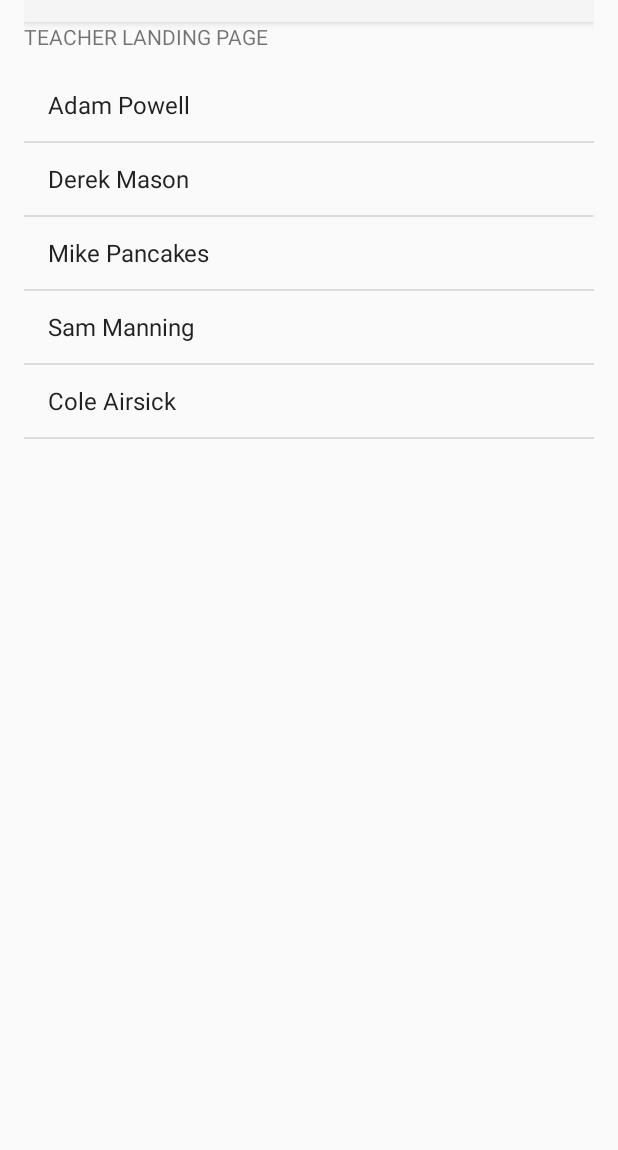
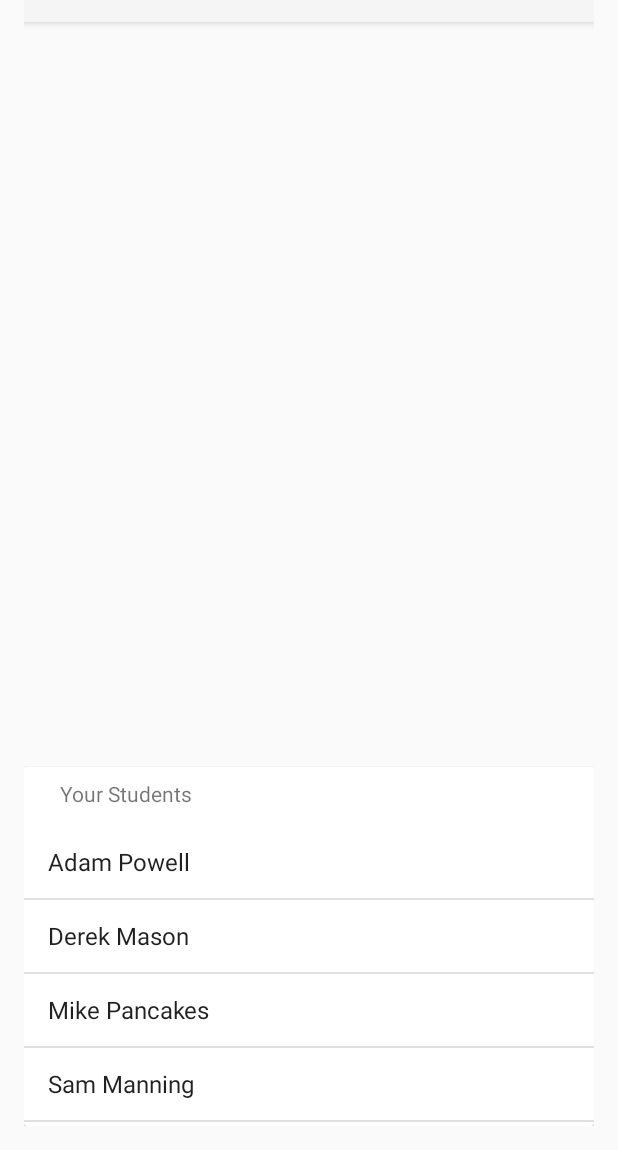
Before and after one commit to ajpowell021/driversed, an Android app: the screen it shows after launch once a user with an empty profile is signed in (TeacherLanding), on a phone screen of 412 x 824 dp, the part 86-1236 px from its top. Run offline under Robolectric (Android 15) with nearby library versions, the phone set to English and light mode, and no system bars; our stand-ins replace Firebase (no records; nobody signed in at launch, a user with empty details on screens opened directly).

Commit message:
Add scrollable listview to teacher landing.

```diff
--- a/app/src/main/res/layout/activity_teacher_landing.xml
+++ b/app/src/main/res/layout/activity_teacher_landing.xml
@@ -20,21 +20,42 @@
         android:theme="@style/ThemeOverlay.AppCompat.ActionBar"
         app:popupTheme="@style/ThemeOverlay.AppCompat.Light"/>
 
+    <LinearLayout
+        android:layout_width="match_parent"
+        android:layout_height="match_parent"
+        android:orientation="vertical"
+        android:gravity="bottom"
+        >
+
+        <android.support.v7.widget.CardView
+               android:layout_width="match_parent"
+               android:layout_height="wrap_content">
+
+            <LinearLayout
+                android:layout_width="match_parent"
+                android:layout_height="match_parent"
+                android:orientation="vertical">
+
                 <TextView
                     android:id="@+id/teacherLandingText"
                     android:layout_width="wrap_content"
                     android:layout_height="wrap_content"
-        android:text="TEACHER LANDING PAGE"
-        android:layout_below="@+id/main_toolbar"
+                    android:text="@string/student_name_list_header"
+                    android:layout_marginTop="8dp"
+                    android:layout_marginLeft="24dp"
                     />
-
 
                 <ListView
                     android:id="@+id/studentListView"
                     android:layout_width="match_parent"
-        android:layout_height="match_parent"
-        android:layout_below="@+id/teacherLandingText"
-        android:layout_marginTop="12dp" />
+                    android:layout_height="200dp"
+                    android:layout_marginTop="12dp"
+                    />
 
+            </LinearLayout>
+
+        </android.support.v7.widget.CardView>
+
+    </LinearLayout>
 
 </RelativeLayout>
--- a/app/src/main/res/values/strings.xml
+++ b/app/src/main/res/values/strings.xml
@@ -19,6 +19,7 @@
     <!-- ///////////////////////////////////////// -->
 
     <!-- Strings for teacher landing view. -->
+    <string name="student_name_list_header">Your Students</string>
 
 
     <!-- ///////////////////////////////////////// -->
```
Lines whose indentation alone changed are shown as unchanged.
